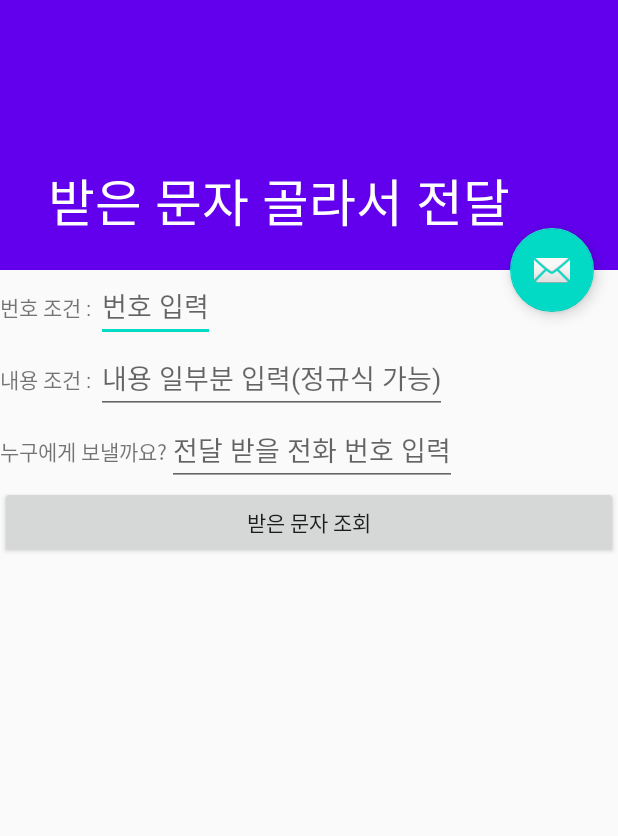
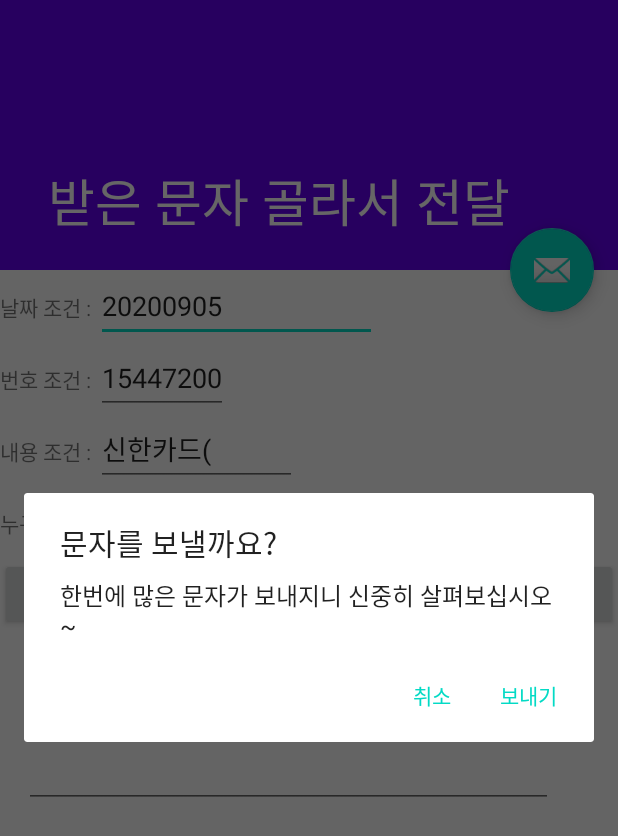
Before and after one commit to octnov14/ForwardSMS, an Android app: the screen it shows after launch (ScrollingActivity), after a tap on an icon or button, on a phone screen of 412 x 824 dp. Shown: the top 836 px of the screen. Run offline under Robolectric (Android 15) with nearby library versions, the phone set to English and light mode, and no system bars; 1 other tap on this screen came first.

Commit message:
중간 저장

```diff
--- a/app/src/main/java/com/wrdn/forward_sms/ScrollingActivity.kt
+++ b/app/src/main/java/com/wrdn/forward_sms/ScrollingActivity.kt
@@ -8,12 +8,16 @@ import android.os.Bundle
 import android.provider.Telephony
 import android.telephony.SmsManager
 import android.util.Log
+import android.widget.EditText
+import android.widget.TextView
 import android.widget.Toast
+import androidx.appcompat.app.AlertDialog
 import androidx.appcompat.app.AppCompatActivity
 import androidx.core.app.ActivityCompat
 import androidx.core.content.ContextCompat
 import com.google.android.material.appbar.CollapsingToolbarLayout
-import com.google.android.material.floatingactionbutton.FloatingActionButton
+import kotlinx.android.synthetic.main.activity_scrolling.*
+import kotlinx.android.synthetic.main.content_scrolling.*
 import java.io.BufferedReader
 import java.io.IOException
 import java.io.InputStream
@@ -43,22 +47,77 @@ class ScrollingActivity : AppCompatActivity() {
 
         checkPermissions()
 
-        findViewById<FloatingActionButton>(R.id.fab).setOnClickListener { view ->
+        setDefaultValue()
 
-            sendSMS("01023573773", "한글도 잘 되겠지? abc 123")
+        fab.setOnClickListener {
+            AlertDialog.Builder(this).run {
+                setTitle("문자를 보낼까요?")
+                setMessage("한번에 많은 문자가 보내지니 신중히 살펴보십시오~")
 
-//            Snackbar.make(view, "Replace with your own action", Snackbar.LENGTH_LONG).setAction("Action", null).show()
+                setPositiveButton(
+                    "보내기"
+                ) { _, _ ->
+                    sendSMS("01023573773", "한글도 잘 되겠지? abc 123")
+                }
+
+                setNegativeButton(
+                    "취소"
+                ) { _, _ ->
+                }
+
+                show()
+            }
+            //Snackbar.make(view, "Replace with your own action", Snackbar.LENGTH_LONG).setAction("Action", null).show()
         }
 
 
+        btnQuery.setOnClickListener {
+            setEditText(result, "조회 중입니다")
 
-        readMMS(this, "20200812")
-        readSMS(this, "20200812")
+            var list = readMMS(this, dateAfter.text.toString(), fromNumber.text.toString(), includingText.text.toString())
+            list.addAll(readSMS(this, dateAfter.text.toString(), fromNumber.text.toString(), includingText.text.toString()))
+
+            list = sortList(list)
+
+            var s = ""
+            for (x in list) {
+                s += "${x}\n\n"
+            }
+
+            setEditText(result, "보낼 내용을 검토하십시오\n보내지 않을 문자는 앞에 있는 화살표(-->)를 삭제하세요\n\n${s}")
+        }
 
     }
 
+    private fun sortList(list: MutableList<String>): MutableList<String> {
+        val com = Comparator { o1: String, o2: String ->
+            return@Comparator if(o1 > o2) {
+                -1
+            } else {
+                1
+            }
+        }
 
-    private fun readSMS(context: Context, dateAfter: String) {
+        return list.sortedWith(com).toMutableList()
+    }
+
+    private fun setEditText(ed: EditText, s: String) {
+        ed.setText(s, TextView.BufferType.EDITABLE)
+    }
+
+    private fun setDefaultValue() {
+        //setEditText(dateAfter, YCalendar.displayYYYYMMDD())
+        setEditText(dateAfter, "20200905")
+        setEditText(fromNumber, "15447200")
+        setEditText(includingText, "신한카드(")
+        setEditText(toNumber, "01023573773")
+    }
+
+
+    private fun readSMS(context: Context, dateAfter: String, num: String, inct: String): MutableList<String> {
+        val rtn = ArrayList<String>()
+
+
         val uri = Telephony.Sms.Inbox.CONTENT_URI  // Uri.parse("content://sms/inbox")
 
         val cursor = context.contentResolver.query(uri, null, null, null, "date desc")
@@ -67,24 +126,31 @@ class ScrollingActivity : AppCompatActivity() {
             do {
                 val smsDate = cursor.getString(cursor.getColumnIndexOrThrow("date"))
                 val number = cursor.getString(cursor.getColumnIndexOrThrow("address"))
-                val body = cursor.getString(cursor.getColumnIndexOrThrow("body"))
+                val body = cursor.getString(cursor.getColumnIndexOrThrow("body")).replace("""\s""".toRegex(), " ")
 
                 val yc = YCalendar(Date(smsDate.toLong()))
-                if(yc.getYYYYMMDD() < dateAfter) break
+                if (yc.getYYYYMMDD() < dateAfter) break
 
+                if(number.indexOf(num) >= 0 && body.indexOf(inct) >= 0) {
+                    rtn.add("${yc}   (${number})   SMS\n--> ${body};")
+                }
 
-                System.out.printf("%s;   %s; %s; %s\n", smsDate, yc.getYMDHMS(), number, body.replace("""\s""".toRegex(), " "))
 
             } while (cursor.moveToNext())
         }
 
         cursor?.close()
+
+        return rtn
     }
 
 
     // 참조 URL
     // https://www.it-swarm.dev/ko/android/mms-android%EC%9D%98-%EB%8D%B0%EC%9D%B4%ED%84%B0%EB%A5%BC-%EC%9D%BD%EB%8A%94-%EB%B0%A9%EB%B2%95/969694767/
-    private fun readMMS(context: Context, dateAfter: String) {
+    private fun readMMS(context: Context, dateAfter: String, num: String, inct: String): MutableList<String> {
+        val rtn = ArrayList<String>()
+
+
         val uri = Telephony.Mms.Inbox.CONTENT_URI
 
         val proj = arrayOf("*")
@@ -95,7 +161,7 @@ class ScrollingActivity : AppCompatActivity() {
 
             do {
                 // mms columns
-                // date 1970년으로 다 똑같다 -> 무의미
+                // date 에는 뒤에 000 을 붙여야 한다!!!!!!!!!!
                 // 아이디, 수신번호만 의미있다
                 // ct_t 는 컨텐트 타입이다
                 // Available columns: [_id, thread_id, date, date_sent, msg_box, read, m_id, sub, sub_cs, ct_t, ct_l, exp,
@@ -106,19 +172,25 @@ class ScrollingActivity : AppCompatActivity() {
                 // kt_tm_send_type, line_address, notification]
 
                 val id = cursor.getString(cursor.getColumnIndexOrThrow("_id"))
+                val date = cursor.getString(cursor.getColumnIndexOrThrow("date"))
                 val number = cursor.getString(cursor.getColumnIndexOrThrow("address"))
-                val date = cursor.getString(cursor.getColumnIndexOrThrow("date"))
-                val body = getMMSBody(id)
+                val body = getMMSBody(id).replace("""\s""".toRegex(), " ")
 
-                val yc = YCalendar(Date((date+"000").toLong()))
-                if(yc.getYYYYMMDD() < dateAfter) break
+                val yc = YCalendar(Date("${date}000".toLong()))
+                if (yc.getYYYYMMDD() < dateAfter) break
 
-                System.out.printf("%s;   %s;  %s;  %s\n", date, yc, number, body)
+
+                if(number.indexOf(num) >= 0 && body.indexOf(inct) >= 0) {
+                    rtn.add("${yc}   (${number})   MMS\n--> ${body};")
+                }
+
 
             } while (cursor.moveToNext())
 
             cursor.close()
         }
+
+        return rtn
     }
 
     fun sendSMS(phoneNo: String, sms: String) {
--- a/app/src/main/res/layout/content_scrolling.xml
+++ b/app/src/main/res/layout/content_scrolling.xml
@@ -13,6 +13,24 @@
         android:layout_width="match_parent"
         android:layout_height="match_parent"
         android:orientation="vertical">
+
+        <LinearLayout
+            android:layout_width="wrap_content"
+            android:layout_height="wrap_content"
+            android:orientation="horizontal">
+
+            <TextView
+                android:layout_width="wrap_content"
+                android:layout_height="wrap_content"
+                android:text="날짜 조건 : " />
+
+            <EditText
+                android:id="@+id/dateAfter"
+                android:layout_width="wrap_content"
+                android:layout_height="wrap_content"
+                android:hint="yyyyMMdd 이후만 조회"/>
+
+        </LinearLayout>
 
         <LinearLayout
             android:layout_width="wrap_content"
@@ -43,10 +61,10 @@
                 android:text="내용 조건 : " />
 
             <EditText
-                android:id="@+id/regexpText"
+                android:id="@+id/includingText"
                 android:layout_width="wrap_content"
                 android:layout_height="wrap_content"
-                android:hint="내용 일부분 입력(정규식 가능)"/>
+                android:hint="내용 일부분 입력"/>
 
         </LinearLayout>
 
@@ -70,17 +88,19 @@
 
 
         <Button
-            android:id="@+id/button"
+            android:id="@+id/btnQuery"
             android:layout_width="match_parent"
             android:layout_height="wrap_content"
             android:text="받은 문자 조회" />
 
-        <TextView
+
+        <EditText
             android:id="@+id/result"
             android:layout_width="wrap_content"
             android:layout_height="wrap_content"
             android:layout_margin="@dimen/text_margin"
-            android:text="" />
+            android:text=""
+            android:textSize="15sp" />
 
     </LinearLayout>
 </androidx.core.widget.NestedScrollView>
```
